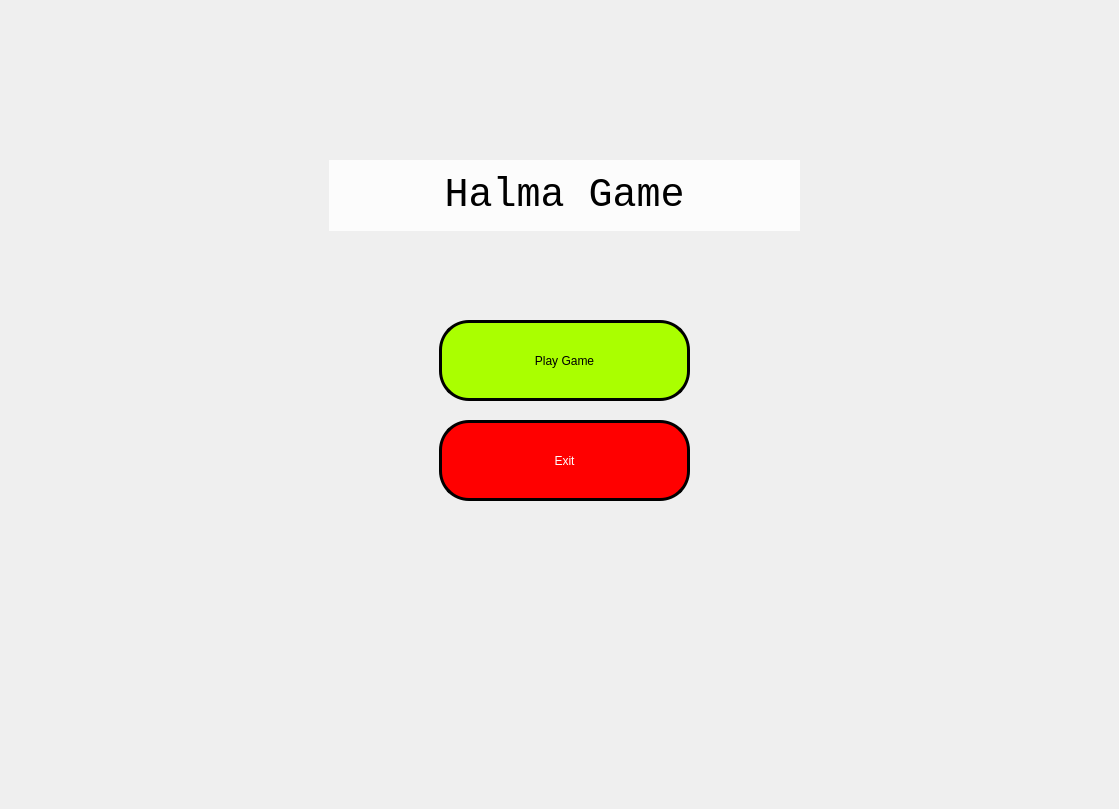
Before: the Qt Designer form src/view/main_window.ui in naufal-dean/Halma-AI, drawn with Qt 5.
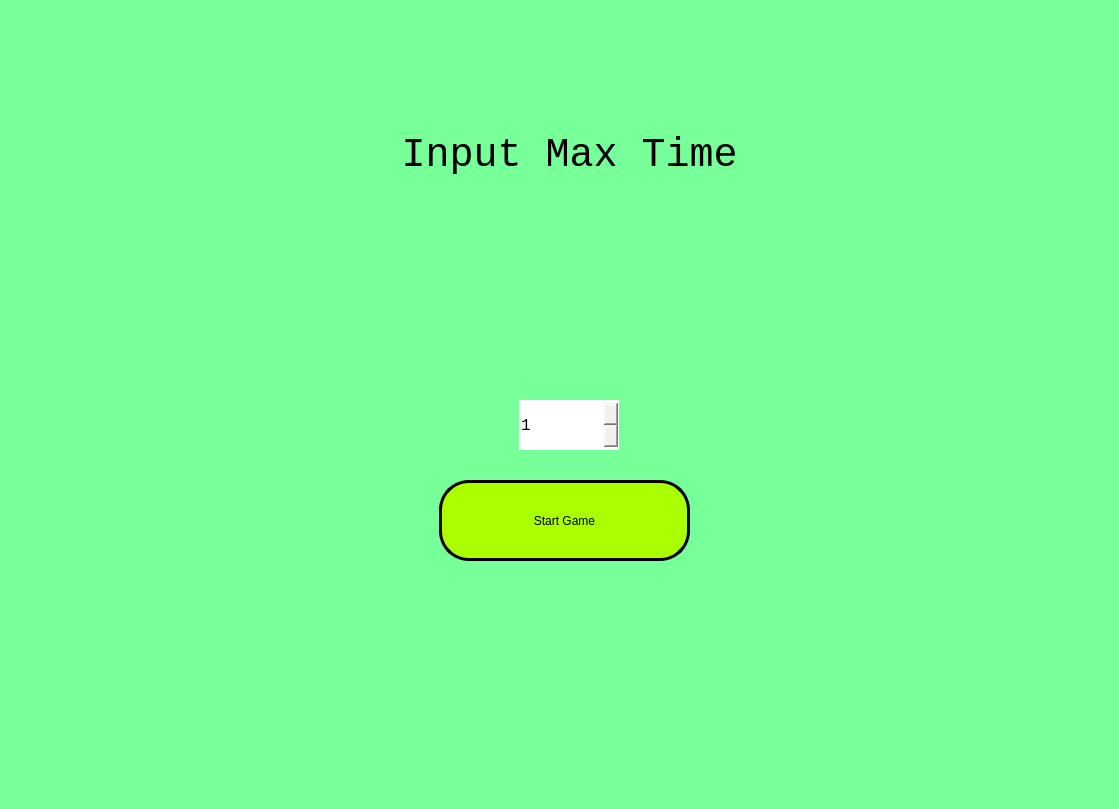
After: the same form once the commit is applied. The open tabs and pages were chosen to show the change. Icons and pictures are not drawn.

Commit message: add max time setting

What changed in the file:
```diff
--- a/src/view/main_window.ui
+++ b/src/view/main_window.ui
@@ -465,6 +465,115 @@
       </widget>
      </widget>
     </widget>
+    <widget class="QWidget" name="maxTimePage">
+     <property name="styleSheet">
+      <string notr="true">background-color: rgb(119, 255, 153);</string>
+     </property>
+     <widget class="QGroupBox" name="maxTimeGroup">
+      <property name="geometry">
+       <rect>
+        <x>420</x>
+        <y>260</y>
+        <width>291</width>
+        <height>321</height>
+       </rect>
+      </property>
+      <property name="styleSheet">
+       <string notr="true">font: 12pt &quot;Courier New&quot;;
+background: none;
+border: none;</string>
+      </property>
+      <property name="title">
+       <string/>
+      </property>
+      <widget class="QSpinBox" name="maxTime">
+       <property name="geometry">
+        <rect>
+         <x>100</x>
+         <y>140</y>
+         <width>100</width>
+         <height>50</height>
+        </rect>
+       </property>
+       <property name="font">
+        <font>
+         <family>Courier New</family>
+         <pointsize>12</pointsize>
+         <weight>50</weight>
+         <italic>false</italic>
+         <bold>false</bold>
+        </font>
+       </property>
+       <property name="toolTip">
+        <string>Only insert number</string>
+       </property>
+       <property name="toolTipDuration">
+        <number>-1</number>
+       </property>
+       <property name="minimum">
+        <number>1</number>
+       </property>
+       <property name="value">
+        <number>1</number>
+       </property>
+      </widget>
+      <widget class="QPushButton" name="startGameButton">
+       <property name="geometry">
+        <rect>
+         <x>20</x>
+         <y>220</y>
+         <width>251</width>
+         <height>81</height>
+        </rect>
+       </property>
+       <property name="autoFillBackground">
+        <bool>false</bool>
+       </property>
+       <property name="styleSheet">
+        <string notr="true">background: rgb(170, 255, 0);
+border-radius: 30px;
+border: 3px solid #000;
+</string>
+       </property>
+       <property name="text">
+        <string>Start Game</string>
+       </property>
+      </widget>
+     </widget>
+     <widget class="QLabel" name="maxTimeTitle">
+      <property name="geometry">
+       <rect>
+        <x>320</x>
+        <y>120</y>
+        <width>501</width>
+        <height>71</height>
+       </rect>
+      </property>
+      <property name="font">
+       <font>
+        <family>Courier New</family>
+        <pointsize>30</pointsize>
+        <weight>50</weight>
+        <italic>false</italic>
+        <bold>false</bold>
+       </font>
+      </property>
+      <property name="styleSheet">
+       <string notr="true">background: none;
+border-image: none;
+font: 30pt &quot;Courier New&quot;;</string>
+      </property>
+      <property name="text">
+       <string>Input Max Time</string>
+      </property>
+      <property name="textFormat">
+       <enum>Qt::AutoText</enum>
+      </property>
+      <property name="alignment">
+       <set>Qt::AlignCenter</set>
+      </property>
+     </widget>
+    </widget>
     <widget class="QWidget" name="inGamePage">
      <property name="styleSheet">
       <string notr="true">background-color: rgb(85, 170, 255);</string>
```
The commit also changes 1 other file.
